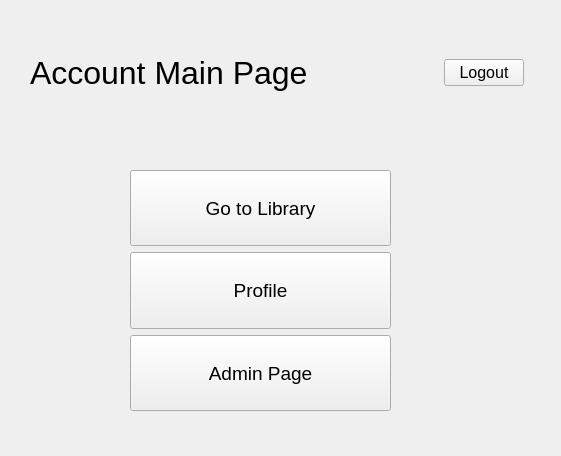
Qt form forms/accountwidget.ui (umustdye/Book-Worms) before a commit.
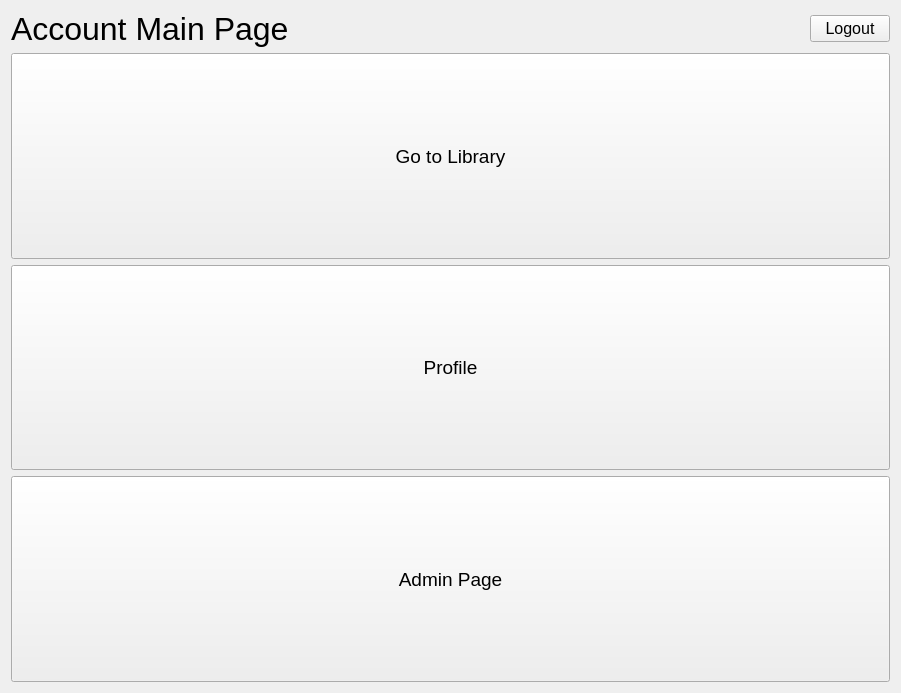
The same form after that commit.

Commit message: Files integrated, mostly working. User profile probably needs worked

```diff
--- a/forms/accountwidget.ui
+++ b/forms/accountwidget.ui
@@ -6,8 +6,8 @@
    <rect>
     <x>0</x>
     <y>0</y>
-    <width>561</width>
-    <height>456</height>
+    <width>901</width>
+    <height>693</height>
    </rect>
   </property>
   <property name="sizePolicy">
@@ -19,87 +19,8 @@
   <property name="windowTitle">
    <string>AccountMainPage</string>
   </property>
-  <widget class="QWidget" name="verticalLayoutWidget">
-   <property name="geometry">
-    <rect>
-     <x>130</x>
-     <y>170</y>
-     <width>261</width>
-     <height>241</height>
-    </rect>
-   </property>
-   <property name="sizePolicy">
-    <sizepolicy hsizetype="Expanding" vsizetype="Preferred">
-     <horstretch>0</horstretch>
-     <verstretch>0</verstretch>
-    </sizepolicy>
-   </property>
-   <layout class="QVBoxLayout" name="verticalLayout_3">
+  <layout class="QVBoxLayout" name="verticalLayout">
     <item>
-     <widget class="QPushButton" name="libraryButton">
-      <property name="sizePolicy">
-       <sizepolicy hsizetype="Minimum" vsizetype="Minimum">
-        <horstretch>0</horstretch>
-        <verstretch>0</verstretch>
-       </sizepolicy>
-      </property>
-      <property name="font">
-       <font>
-        <pointsize>14</pointsize>
-       </font>
-      </property>
-      <property name="text">
-       <string>Go to Library</string>
-      </property>
-     </widget>
-    </item>
-    <item>
-     <widget class="QPushButton" name="profileButton">
-      <property name="sizePolicy">
-       <sizepolicy hsizetype="Minimum" vsizetype="Minimum">
-        <horstretch>0</horstretch>
-        <verstretch>0</verstretch>
-       </sizepolicy>
-      </property>
-      <property name="font">
-       <font>
-        <pointsize>14</pointsize>
-       </font>
-      </property>
-      <property name="text">
-       <string>Profile</string>
-      </property>
-     </widget>
-    </item>
-    <item>
-     <widget class="QPushButton" name="adminButton">
-      <property name="sizePolicy">
-       <sizepolicy hsizetype="Minimum" vsizetype="Minimum">
-        <horstretch>0</horstretch>
-        <verstretch>0</verstretch>
-       </sizepolicy>
-      </property>
-      <property name="font">
-       <font>
-        <pointsize>14</pointsize>
-       </font>
-      </property>
-      <property name="text">
-       <string>Admin Page</string>
-      </property>
-     </widget>
-    </item>
-   </layout>
-  </widget>
-  <widget class="QWidget" name="horizontalLayoutWidget">
-   <property name="geometry">
-    <rect>
-     <x>30</x>
-     <y>20</y>
-     <width>494</width>
-     <height>106</height>
-    </rect>
-   </property>
    <layout class="QHBoxLayout" name="horizontalLayout">
     <item>
      <widget class="QLabel" name="label">
@@ -132,7 +53,66 @@
      </widget>
     </item>
    </layout>
-  </widget>
+   </item>
+   <item>
+    <layout class="QVBoxLayout" name="verticalLayout_3">
+     <item>
+      <widget class="QPushButton" name="libraryButton">
+       <property name="sizePolicy">
+        <sizepolicy hsizetype="Minimum" vsizetype="Minimum">
+         <horstretch>0</horstretch>
+         <verstretch>0</verstretch>
+        </sizepolicy>
+       </property>
+       <property name="font">
+        <font>
+         <pointsize>14</pointsize>
+        </font>
+       </property>
+       <property name="text">
+        <string>Go to Library</string>
+       </property>
+      </widget>
+     </item>
+     <item>
+      <widget class="QPushButton" name="profileButton">
+       <property name="sizePolicy">
+        <sizepolicy hsizetype="Minimum" vsizetype="Minimum">
+         <horstretch>0</horstretch>
+         <verstretch>0</verstretch>
+        </sizepolicy>
+       </property>
+       <property name="font">
+        <font>
+         <pointsize>14</pointsize>
+        </font>
+       </property>
+       <property name="text">
+        <string>Profile</string>
+       </property>
+      </widget>
+     </item>
+     <item>
+      <widget class="QPushButton" name="adminButton">
+       <property name="sizePolicy">
+        <sizepolicy hsizetype="Minimum" vsizetype="Minimum">
+         <horstretch>0</horstretch>
+         <verstretch>0</verstretch>
+        </sizepolicy>
+       </property>
+       <property name="font">
+        <font>
+         <pointsize>14</pointsize>
+        </font>
+       </property>
+       <property name="text">
+        <string>Admin Page</string>
+       </property>
+      </widget>
+     </item>
+    </layout>
+   </item>
+  </layout>
  </widget>
  <resources/>
  <connections/>
```
Lines whose indentation alone changed are shown as unchanged. The commit also changes 24 other files.
